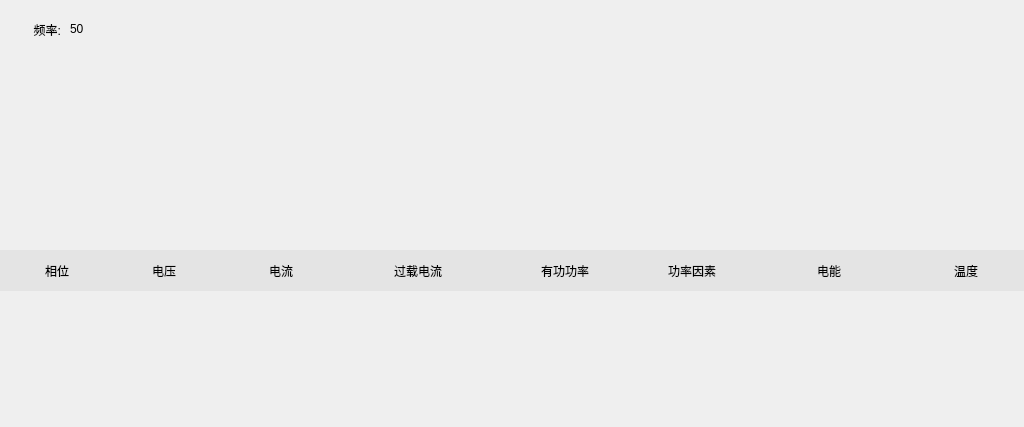
Above: BusBar-Qt/line/linewid.ui from luozhiyong131/BusBar before the change. Below: the same form after it.
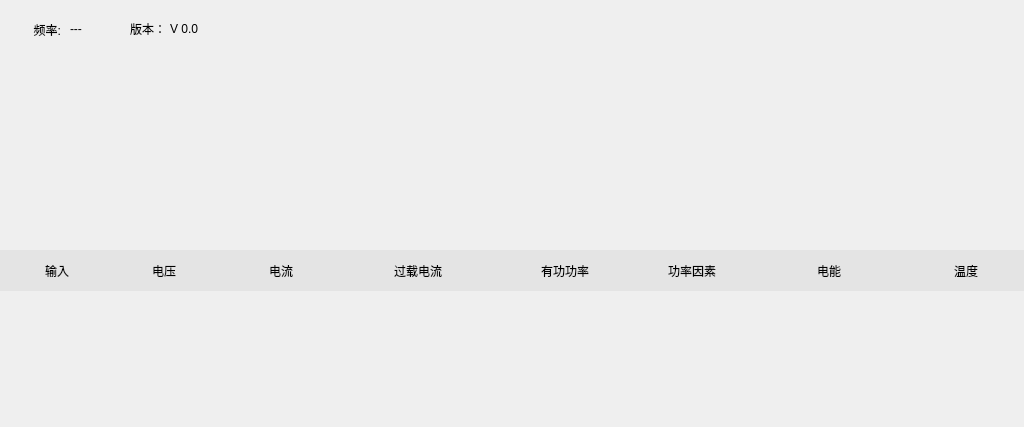
That is the form after the change.

Diff of the .ui file:
```diff
--- a/BusBar-Qt/line/linewid.ui
+++ b/BusBar-Qt/line/linewid.ui
@@ -39,7 +39,7 @@
     </rect>
    </property>
    <property name="text">
-    <string>50</string>
+    <string>---</string>
    </property>
   </widget>
   <widget class="QWidget" name="totalWid" native="true">
@@ -143,7 +143,7 @@
        <string notr="true"/>
       </property>
       <property name="text">
-       <string>相位</string>
+       <string>输入</string>
       </property>
       <property name="alignment">
        <set>Qt::AlignCenter</set>
@@ -306,6 +306,32 @@
     </item>
    </layout>
   </widget>
+  <widget class="QLabel" name="label_2">
+   <property name="geometry">
+    <rect>
+     <x>130</x>
+     <y>20</y>
+     <width>41</width>
+     <height>17</height>
+    </rect>
+   </property>
+   <property name="text">
+    <string>版本：</string>
+   </property>
+  </widget>
+  <widget class="QLabel" name="version">
+   <property name="geometry">
+    <rect>
+     <x>170</x>
+     <y>20</y>
+     <width>67</width>
+     <height>17</height>
+    </rect>
+   </property>
+   <property name="text">
+    <string>V 0.0</string>
+   </property>
+  </widget>
  </widget>
  <resources/>
  <connections/>
```
